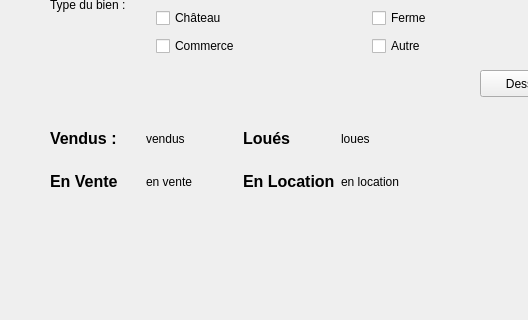
Old version of the form AgenceImmo/stats.ui in the repository willdoleave/projet-ihm; both pictures show x 0 to 528 and y 190 to 510 of the 642 by 594 pixel window.
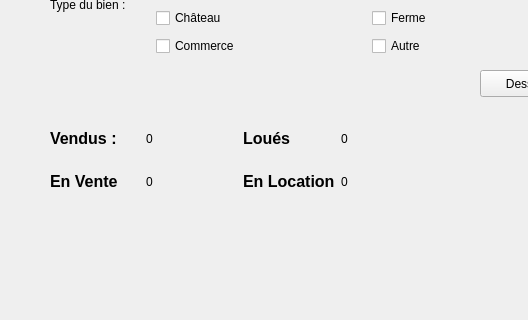
New version of the form.

Commit message: Correction stats

The edit to the form file:
```diff
--- a/AgenceImmo/stats.ui
+++ b/AgenceImmo/stats.ui
@@ -199,14 +199,14 @@
     <item row="0" column="1">
      <widget class="QLabel" name="nb_vendus">
       <property name="text">
-       <string>vendus</string>
+       <string>0</string>
       </property>
      </widget>
     </item>
     <item row="1" column="1">
      <widget class="QLabel" name="en_vente">
       <property name="text">
-       <string>en vente</string>
+       <string>0</string>
       </property>
      </widget>
     </item>
@@ -255,7 +255,7 @@
     <item row="0" column="3">
      <widget class="QLabel" name="loues">
       <property name="text">
-       <string>loues</string>
+       <string>0</string>
       </property>
      </widget>
     </item>
@@ -276,7 +276,7 @@
     <item row="1" column="3">
      <widget class="QLabel" name="en_location">
       <property name="text">
-       <string>en location</string>
+       <string>0</string>
       </property>
      </widget>
     </item>
```
Left out of the diff: 2 changed lines with no effect on the pictures. The commit also changes 6 other files.
